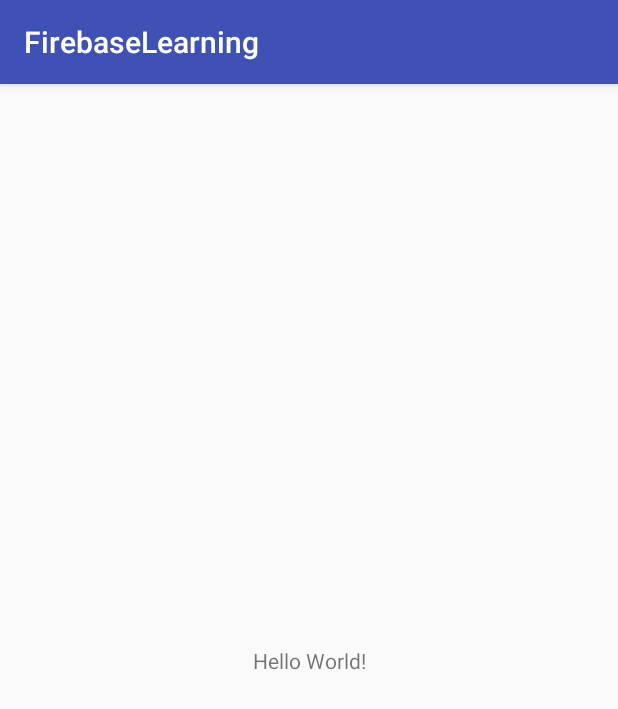
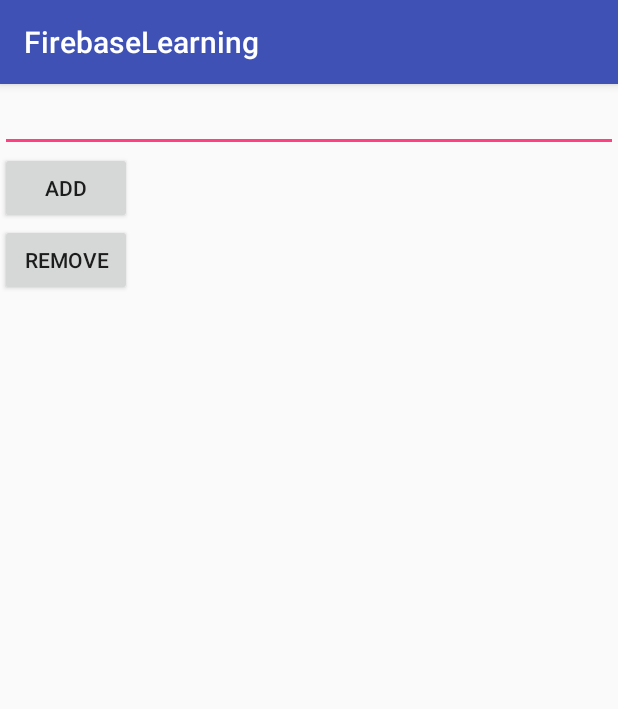
Before and after one commit to BenCarlson01/FirebaseLearning, an Android app: the screen it shows after launch (MainActivity), on a phone screen of 412 x 824 dp. Shown: the top 709 px of the screen. Run offline under Robolectric (Android 15) with nearby library versions, the phone set to English and light mode, and no system bars; our stand-ins replace Firebase (no records; nobody signed in at launch, a user with empty details on screens opened directly).

Commit message:
Finished Episode 2 - Not sure but there may be some bugs? But it works as intended

```diff
--- a/app/build.gradle
+++ b/app/build.gradle
@@ -21,12 +21,14 @@ android {
 dependencies {
     implementation fileTree(dir: 'libs', include: ['*.jar'])
     implementation 'com.android.support:appcompat-v7:26.1.0'
+    //implementation 'com.android.support:appcompat-v7:27.1.1'
     implementation 'com.android.support.constraint:constraint-layout:1.1.0'
     testImplementation 'junit:junit:4.12'
     androidTestImplementation 'com.android.support.test:runner:1.0.2'
     androidTestImplementation 'com.android.support.test.espresso:espresso-core:3.0.2'
 
-    compile 'com.google.firebase:firebase-core:16.0.0'
+    implementation 'com.google.firebase:firebase-core:16.0.0'
+    implementation 'com.google.firebase:firebase-database:16.0.1'
 }
 
 apply plugin: 'com.google.gms.google-services'
--- a/app/src/main/java/com/bemad/bcarlson/firebaselearning/MainActivity.java
+++ b/app/src/main/java/com/bemad/bcarlson/firebaselearning/MainActivity.java
@@ -2,6 +2,12 @@ package com.bemad.bcarlson.firebaselearning;
 
 import android.support.v7.app.AppCompatActivity;
 import android.os.Bundle;
+import android.view.View;
+import android.widget.Button;
+import android.widget.EditText;
+
+import com.google.firebase.database.DatabaseReference;
+import com.google.firebase.database.FirebaseDatabase;
 
 public class MainActivity extends AppCompatActivity {
     /**
@@ -10,10 +16,34 @@ public class MainActivity extends AppCompatActivity {
      *      Channel: https://www.youtube.com/channel/UCQ5xY26cw5Noh6poIE-VBog
      *      Episode 1: https://www.youtube.com/watch?v=9rNpfu187wg&list=PLxabZQCAe5fgLqi5im08UYz7R5nfBQYBs
      */
+    private EditText mChildValueEditText;
+    private Button mAddButton, mRemoveButton;
 
     @Override
     protected void onCreate(Bundle savedInstanceState) {
         super.onCreate(savedInstanceState);
         setContentView(R.layout.activity_main);
+
+        mChildValueEditText = (EditText) findViewById(R.id.childValueEditText);
+        mAddButton = (Button) findViewById(R.id.addButton);
+        mRemoveButton = (Button) findViewById(R.id.removeButton);
+
+        FirebaseDatabase database = FirebaseDatabase.getInstance();
+        final DatabaseReference mRef = database.getReference("ben0");
+
+        mAddButton.setOnClickListener(new View.OnClickListener() {
+            @Override
+            public void onClick(View v) {
+                String childValue = mChildValueEditText.getText().toString();
+                mRef.setValue(childValue);
+            }
+        });
+
+        mRemoveButton.setOnClickListener(new View.OnClickListener() {
+            @Override
+            public void onClick(View v) {
+                mRef.removeValue();
+            }
+        });
     }
 }
--- a/app/src/main/res/layout/activity_main.xml
+++ b/app/src/main/res/layout/activity_main.xml
@@ -1,18 +1,33 @@
 <?xml version="1.0" encoding="utf-8"?>
-<android.support.constraint.ConstraintLayout xmlns:android="http://schemas.android.com/apk/res/android"
+<LinearLayout xmlns:android="http://schemas.android.com/apk/res/android"
     xmlns:app="http://schemas.android.com/apk/res-auto"
     xmlns:tools="http://schemas.android.com/tools"
     android:layout_width="match_parent"
     android:layout_height="match_parent"
+    android:orientation="vertical"
     tools:context="com.bemad.bcarlson.firebaselearning.MainActivity">
 
-    <TextView
+    <EditText
+        android:id="@+id/childValueEditText"
+        android:layout_width="match_parent"
+        android:layout_height="wrap_content"
+        tools:layout_editor_absoluteX="0dp"
+        tools:layout_editor_absoluteY="0dp" />
+
+    <Button
+        android:id="@+id/addButton"
         android:layout_width="wrap_content"
         android:layout_height="wrap_content"
-        android:text="Hello World!"
-        app:layout_constraintBottom_toBottomOf="parent"
-        app:layout_constraintLeft_toLeftOf="parent"
-        app:layout_constraintRight_toRightOf="parent"
-        app:layout_constraintTop_toTopOf="parent" />
+        android:text="Add"
+        tools:layout_editor_absoluteX="65dp"
+        tools:layout_editor_absoluteY="46dp" />
 
-</android.support.constraint.ConstraintLayout>
+    <Button
+        android:id="@+id/removeButton"
+        android:layout_width="wrap_content"
+        android:layout_height="wrap_content"
+        android:text="Remove"
+        tools:layout_editor_absoluteX="233dp"
+        tools:layout_editor_absoluteY="46dp"/>
+
+</LinearLayout>
```
